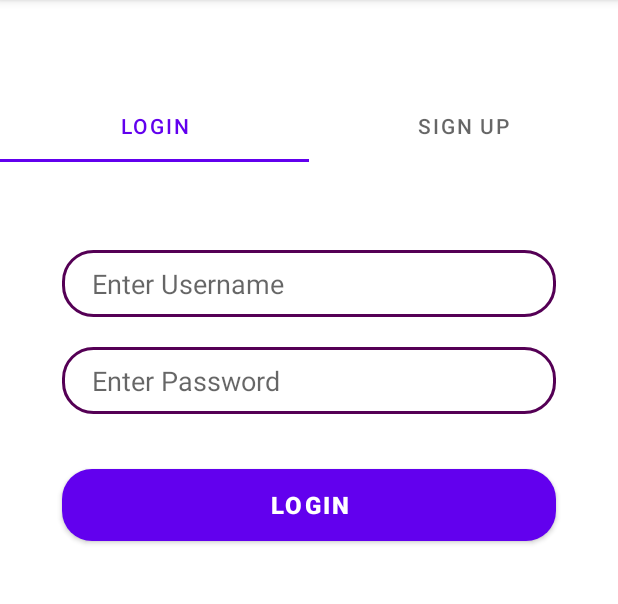
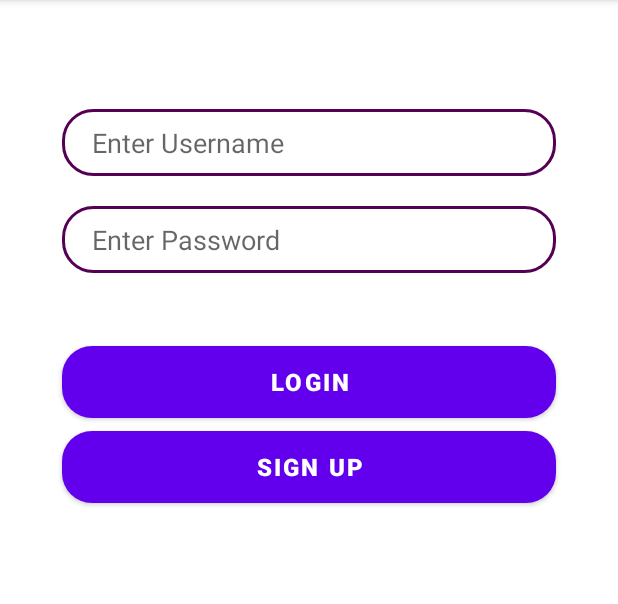
Before and after one commit to Sayyed-Abrar-Akhtar/E-commerce-clothing-app, an Android app: the screen it shows after launch (LoginActivity), on a phone screen of 412 x 824 dp, the part 84-688 px from its top. Run offline under Robolectric (Android 15) with nearby library versions, the phone set to English and light mode, and no system bars.

Commit message:
updated login screen UI

```diff
--- a/app/build.gradle
+++ b/app/build.gradle
@@ -67,6 +67,8 @@ dependencies {
     // Coroutine
     implementation 'org.jetbrains.kotlinx:kotlinx-coroutines-android:1.3.9'
 
+
+
     // Room Database
     def room_version = "2.2.6"
 
--- a/app/src/main/java/com/sayyed/onlineclothingapplication/database/UserDB.kt
+++ b/app/src/main/java/com/sayyed/onlineclothingapplication/database/UserDB.kt
@@ -18,6 +18,7 @@ abstract class UserDB: RoomDatabase() {
 
     companion object{
 
+
         @Volatile
         private var instance : UserDB? = null
 
@@ -34,7 +35,7 @@ abstract class UserDB: RoomDatabase() {
                 Room.databaseBuilder(
                         context.applicationContext,
                         UserDB::class.java,
-                        "UserDatabase"
+                        "UserDatabase.db"
                 ).build()
     }
 }
--- a/app/src/main/java/com/sayyed/onlineclothingapplication/entities/User.kt
+++ b/app/src/main/java/com/sayyed/onlineclothingapplication/entities/User.kt
@@ -1,7 +1,6 @@
 package com.sayyed.onlineclothingapplication.entities
 
-import android.os.Parcel
-import android.os.Parcelable
+
 import androidx.room.Entity
 import androidx.room.PrimaryKey
 
@@ -12,40 +11,7 @@ data class User (
     var email: String? = null,
     var username: String? = null,
     var password: String? = null
-) : Parcelable {
+) {
     @PrimaryKey(autoGenerate = true)
     var userId: Int = 0
-
-    constructor(parcel: Parcel) : this(
-        parcel.readString(),
-        parcel.readString(),
-        parcel.readString(),
-        parcel.readString(),
-        parcel.readString()
-    ) {
-        userId = parcel.readInt()
-    }
-
-    override fun writeToParcel(parcel: Parcel, flags: Int) {
-        parcel.writeString(firstName)
-        parcel.writeString(lastname)
-        parcel.writeString(email)
-        parcel.writeString(username)
-        parcel.writeString(password)
-        parcel.writeInt(userId)
-    }
-
-    override fun describeContents(): Int {
-        return 0
-    }
-
-    companion object CREATOR : Parcelable.Creator<User> {
-        override fun createFromParcel(parcel: Parcel): User {
-            return User(parcel)
-        }
-
-        override fun newArray(size: Int): Array<User?> {
-            return arrayOfNulls(size)
-        }
-    }
 }
--- a/app/src/main/java/com/sayyed/onlineclothingapplication/fragments/LoginFragment.kt
+++ b/app/src/main/java/com/sayyed/onlineclothingapplication/fragments/LoginFragment.kt
@@ -8,8 +8,15 @@ import android.view.View
 import android.view.ViewGroup
 import android.widget.Button
 import android.widget.EditText
+import android.widget.Toast
+import androidx.appcompat.app.AppCompatActivity
 import com.sayyed.onlineclothingapplication.ui.DashboardActivity
 import com.sayyed.onlineclothingapplication.R
+import com.sayyed.onlineclothingapplication.database.UserDB
+import com.sayyed.onlineclothingapplication.entities.User
+import kotlinx.coroutines.CoroutineScope
+import kotlinx.coroutines.Dispatchers
+import kotlinx.coroutines.launch
 
 
 class LoginFragment : Fragment() {
@@ -42,12 +49,26 @@ class LoginFragment : Fragment() {
     }
 
     private fun loginCustomer() {
-        val user: String = etUsername.text.toString()
+        val username: String = etUsername.text.toString()
         val password: String = etPassword.text.toString()
-        if (user == "admin" && password == "admin") {
-            val intent = Intent(context, DashboardActivity::class.java)
-         startActivity(intent)
+
+        val context = activity as AppCompatActivity
+        var user : User? = null
+        CoroutineScope(Dispatchers.IO).launch {
+            user = UserDB.getInstance(context).getUserDao().isUserValid(username, password)
+
+            if (user != null) {
+                val intent = Intent(context, DashboardActivity::class.java)
+                startActivity(intent)
+            } else {
+                println("$user")
+
+
+            }
         }
+
+
+
     }
 
 
--- a/app/src/main/java/com/sayyed/onlineclothingapplication/ui/LoginActivity.kt
+++ b/app/src/main/java/com/sayyed/onlineclothingapplication/ui/LoginActivity.kt
@@ -2,6 +2,8 @@ package com.sayyed.onlineclothingapplication.ui
 
 import androidx.appcompat.app.AppCompatActivity
 import android.os.Bundle
+import android.widget.Button
+import android.widget.EditText
 import android.widget.ImageView
 import androidx.constraintlayout.widget.ConstraintLayout
 import androidx.fragment.app.Fragment
@@ -15,38 +17,25 @@ import com.sayyed.onlineclothingapplication.fragments.SignUpFragment
 
 class LoginActivity : AppCompatActivity() {
 
-    private lateinit var listTitle: ArrayList<String>
-    private lateinit var listFragments: ArrayList<Fragment>
-    private lateinit var imageView: ImageView
-    private lateinit var constraintLayout: ConstraintLayout
-    private lateinit var viewpager: ViewPager2
-    private lateinit var tabLayout: TabLayout
+    private lateinit var etUsername : EditText
+    private lateinit var etPassword : EditText
+    private lateinit var btnLogin : Button
+    private lateinit var btnSignUp : Button
 
 
     override fun onCreate(savedInstanceState: Bundle?) {
         super.onCreate(savedInstanceState)
         setContentView(R.layout.activity_login)
 
-        viewpager = findViewById(R.id.viewpager)
-        tabLayout = findViewById(R.id.tabLayout)
 
-        addList()
+        etUsername = findViewById(R.id.etUsername)
+        etPassword = findViewById(R.id.etPassword)
+        btnLogin = findViewById(R.id.btnLogin)
+        btnSignUp = findViewById(R.id.btnSignUp)
 
-        val adapter =  ViewPagerAdapter(listFragments, supportFragmentManager, lifecycle)
-        viewpager.adapter = adapter
-        TabLayoutMediator(tabLayout, viewpager) {
-                tab, position -> tab.text = listTitle[position]
-        }.attach()
 
 
     }
 
-    private fun addList() {
-        listTitle = ArrayList<String>()
-        listTitle.add("Login")
-        listTitle.add("Sign Up")
-        listFragments = ArrayList<Fragment>()
-        listFragments.add(LoginFragment())
-        listFragments.add(SignUpFragment())
-    }
+
 }
--- a/app/src/main/res/layout/activity_login.xml
+++ b/app/src/main/res/layout/activity_login.xml
@@ -1,30 +1,72 @@
 <?xml version="1.0" encoding="utf-8"?>
 <androidx.constraintlayout.widget.ConstraintLayout xmlns:android="http://schemas.android.com/apk/res/android"
-    xmlns:app="http://schemas.android.com/apk/res-auto"
-    xmlns:tools="http://schemas.android.com/tools"
     android:layout_width="match_parent"
     android:layout_height="match_parent"
-    tools:context=".ui.LoginActivity">
+    xmlns:app="http://schemas.android.com/apk/res-auto">
+
+    <EditText
+        android:id="@+id/etUsername"
+        android:layout_width="0dp"
+        android:layout_height="wrap_content"
+        android:background="@drawable/edit_text_bg"
+        android:hint="Enter Username"
+        android:paddingLeft="20dp"
+        android:paddingTop="10dp"
+        android:paddingBottom="10dp"
+        app:layout_constraintBottom_toBottomOf="parent"
+        app:layout_constraintEnd_toEndOf="parent"
+        app:layout_constraintStart_toStartOf="parent"
+        app:layout_constraintTop_toTopOf="parent"
+        app:layout_constraintVertical_bias="0.1"
+        app:layout_constraintWidth_percent=".8" />
+
+    <EditText
+        android:id="@+id/etPassword"
+        android:layout_width="0dp"
+        android:layout_height="wrap_content"
+        android:layout_marginTop="20dp"
+        android:background="@drawable/edit_text_bg"
+        android:hint="Enter Password"
+        android:inputType="textPassword"
+        android:paddingLeft="20dp"
+        android:paddingTop="10dp"
+        android:paddingBottom="10dp"
+        app:layout_constraintBottom_toBottomOf="parent"
+        app:layout_constraintEnd_toEndOf="parent"
+        app:layout_constraintStart_toStartOf="parent"
+        app:layout_constraintTop_toBottomOf="@+id/etUsername"
+        app:layout_constraintVertical_bias="0.0"
+        app:layout_constraintWidth_percent=".8" />
+
+    <Button
+        android:id="@+id/btnLogin"
+        android:layout_width="0dp"
+        android:layout_height="wrap_content"
+        android:background="@drawable/button_bg"
+        android:text="Login"
+        android:textSize="16sp"
+        android:textStyle="bold"
+        app:layout_constraintBottom_toBottomOf="parent"
+        app:layout_constraintEnd_toEndOf="parent"
+        app:layout_constraintStart_toStartOf="parent"
+        app:layout_constraintTop_toBottomOf="@+id/etPassword"
+        app:layout_constraintVertical_bias="0.09"
+        app:layout_constraintWidth_percent=".8" />
 
 
-    <com.google.android.material.tabs.TabLayout
-        android:id="@+id/tabLayout"
-        android:layout_width="match_parent"
+    <Button
+        android:id="@+id/btnSignUp"
+        android:layout_width="0dp"
         android:layout_height="wrap_content"
-        android:layout_marginTop="60dp"
+        android:background="@drawable/button_bg"
+        android:text="Sign Up"
+        android:textSize="16sp"
+        android:textStyle="bold"
+        app:layout_constraintBottom_toBottomOf="parent"
         app:layout_constraintEnd_toEndOf="parent"
-        app:layout_constraintHorizontal_bias="0.0"
         app:layout_constraintStart_toStartOf="parent"
-        app:layout_constraintTop_toTopOf="parent" />
-
-    <androidx.viewpager2.widget.ViewPager2
-        android:id="@+id/viewpager"
-        android:layout_width="match_parent"
-        android:layout_height="623dp"
-        app:layout_constraintBottom_toBottomOf="parent"
-        app:layout_constraintStart_toStartOf="parent"
-        app:layout_constraintTop_toBottomOf="@+id/tabLayout"
-        app:layout_constraintVertical_bias="0.024" />
-
+        app:layout_constraintTop_toBottomOf="@+id/btnLogin"
+        app:layout_constraintVertical_bias="0.019"
+        app:layout_constraintWidth_percent=".8" />
 
 </androidx.constraintlayout.widget.ConstraintLayout>
```
